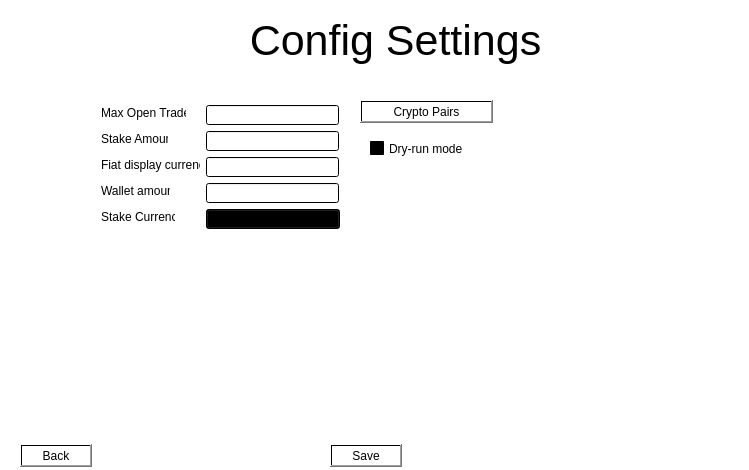
Before: the Qt Designer form freqtrade/GUI/configsettings.ui in Sypers/SeniorProject, drawn with Qt 5.
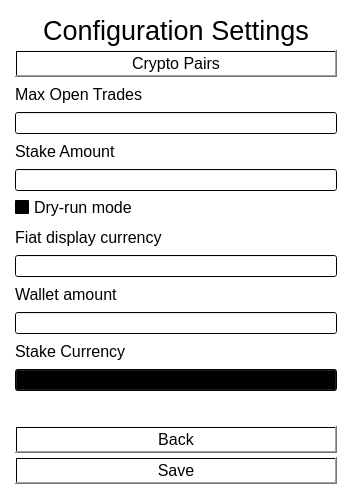
After: the same form once the commit is applied.

Commit message: Improved Interface Design

The edit to the form file:
```diff
--- a/freqtrade/GUI/configsettings.ui
+++ b/freqtrade/GUI/configsettings.ui
@@ -9,8 +9,8 @@
    <rect>
     <x>0</x>
     <y>0</y>
-    <width>749</width>
-    <height>470</height>
+    <width>352</width>
+    <height>499</height>
    </rect>
   </property>
   <property name="windowTitle">
@@ -20,131 +20,141 @@
    <string notr="true">background-color: qlineargradient(spread:pad, x1:0.549178, y1:0.614, x2:1, y2:1, stop:0 rgba(255, 255, 255, 255), stop:1 rgba(255, 255, 255, 255));</string>
   </property>
   <widget class="QWidget" name="centralwidget">
+   <layout class="QVBoxLayout" name="verticalLayout">
+    <property name="spacing">
+     <number>4</number>
+    </property>
+    <property name="leftMargin">
+     <number>15</number>
+    </property>
+    <property name="topMargin">
+     <number>15</number>
+    </property>
+    <property name="rightMargin">
+     <number>15</number>
+    </property>
+    <property name="bottomMargin">
+     <number>15</number>
+    </property>
+    <item>
+     <widget class="QLabel" name="label_7">
+      <property name="font">
+       <font>
+        <pointsize>20</pointsize>
+       </font>
+      </property>
+      <property name="text">
+       <string>Configuration Settings</string>
+      </property>
+      <property name="scaledContents">
+       <bool>false</bool>
+      </property>
+      <property name="alignment">
+       <set>Qt::AlignCenter</set>
+      </property>
+     </widget>
+    </item>
+    <item>
+     <widget class="QPushButton" name="cryptopairs">
+      <property name="font">
+       <font>
+        <pointsize>12</pointsize>
+       </font>
+      </property>
+      <property name="text">
+       <string>Crypto Pairs</string>
+      </property>
+     </widget>
+    </item>
+    <item>
    <widget class="QLabel" name="label">
-    <property name="geometry">
-     <rect>
-      <x>101</x>
-      <y>105</y>
-      <width>85</width>
-      <height>16</height>
-     </rect>
+      <property name="font">
+       <font>
+        <pointsize>12</pointsize>
+       </font>
     </property>
     <property name="text">
      <string>Max Open Trades</string>
     </property>
    </widget>
+    </item>
+    <item>
+     <widget class="QLineEdit" name="lineEdit"/>
+    </item>
+    <item>
    <widget class="QLabel" name="label_2">
-    <property name="geometry">
-     <rect>
-      <x>101</x>
-      <y>131</y>
-      <width>67</width>
-      <height>16</height>
-     </rect>
+      <property name="font">
+       <font>
+        <pointsize>12</pointsize>
+       </font>
     </property>
     <property name="text">
      <string>Stake Amount</string>
     </property>
    </widget>
+    </item>
+    <item>
+     <widget class="QLineEdit" name="lineEdit_2"/>
+    </item>
+    <item>
+     <widget class="QCheckBox" name="checkBox">
+      <property name="enabled">
+       <bool>true</bool>
+      </property>
+      <property name="font">
+       <font>
+        <pointsize>12</pointsize>
+       </font>
+      </property>
+      <property name="text">
+       <string>Dry-run mode</string>
+      </property>
+     </widget>
+    </item>
+    <item>
    <widget class="QLabel" name="label_5">
-    <property name="geometry">
-     <rect>
-      <x>101</x>
-      <y>157</y>
-      <width>99</width>
-      <height>16</height>
-     </rect>
+      <property name="font">
+       <font>
+        <pointsize>12</pointsize>
+       </font>
     </property>
     <property name="text">
      <string>Fiat display currency</string>
     </property>
    </widget>
+    </item>
+    <item>
+     <widget class="QLineEdit" name="lineEdit_3"/>
+    </item>
+    <item>
    <widget class="QLabel" name="label_6">
-    <property name="geometry">
-     <rect>
-      <x>101</x>
-      <y>183</y>
-      <width>69</width>
-      <height>16</height>
-     </rect>
+      <property name="font">
+       <font>
+        <pointsize>12</pointsize>
+       </font>
     </property>
     <property name="text">
      <string>Wallet amount</string>
     </property>
    </widget>
-   <widget class="QLabel" name="label_7">
-    <property name="geometry">
-     <rect>
-      <x>230</x>
-      <y>10</y>
-      <width>331</width>
-      <height>61</height>
-     </rect>
-    </property>
+    </item>
+    <item>
+     <widget class="QLineEdit" name="lineEdit_4"/>
+    </item>
+    <item>
+     <widget class="QLabel" name="label_9">
     <property name="font">
      <font>
-      <pointsize>32</pointsize>
+        <pointsize>12</pointsize>
      </font>
     </property>
     <property name="text">
-     <string>Config Settings</string>
-    </property>
-    <property name="scaledContents">
-     <bool>false</bool>
-    </property>
-    <property name="alignment">
-     <set>Qt::AlignCenter</set>
-    </property>
-   </widget>
-   <widget class="QLineEdit" name="lineEdit">
-    <property name="geometry">
-     <rect>
-      <x>206</x>
-      <y>105</y>
-      <width>133</width>
-      <height>20</height>
-     </rect>
-    </property>
-   </widget>
-   <widget class="QLineEdit" name="lineEdit_2">
-    <property name="geometry">
-     <rect>
-      <x>206</x>
-      <y>131</y>
-      <width>133</width>
-      <height>20</height>
-     </rect>
-    </property>
-   </widget>
-   <widget class="QLineEdit" name="lineEdit_3">
-    <property name="geometry">
-     <rect>
-      <x>206</x>
-      <y>157</y>
-      <width>133</width>
-      <height>20</height>
-     </rect>
-    </property>
-   </widget>
-   <widget class="QLineEdit" name="lineEdit_4">
-    <property name="geometry">
-     <rect>
-      <x>206</x>
-      <y>183</y>
-      <width>133</width>
-      <height>20</height>
-     </rect>
-    </property>
-   </widget>
+       <string>Stake Currency</string>
+      </property>
+     </widget>
+    </item>
+    <item>
    <widget class="QComboBox" name="stakecombo">
-    <property name="geometry">
-     <rect>
-      <x>206</x>
-      <y>209</y>
-      <width>134</width>
-      <height>20</height>
-     </rect>
-    </property>
     <property name="editable">
      <bool>false</bool>
     </property>
@@ -152,83 +162,9 @@
      <string/>
     </property>
    </widget>
-   <widget class="QCheckBox" name="checkBox">
-    <property name="enabled">
-     <bool>true</bool>
-    </property>
-    <property name="geometry">
-     <rect>
-      <x>370</x>
-      <y>140</y>
-      <width>141</width>
-      <height>17</height>
-     </rect>
-    </property>
-    <property name="text">
-     <string>Dry-run mode</string>
-    </property>
-   </widget>
-   <widget class="QPushButton" name="cryptopairs">
-    <property name="geometry">
-     <rect>
-      <x>360</x>
-      <y>100</y>
-      <width>133</width>
-      <height>23</height>
-     </rect>
-    </property>
-    <property name="text">
-     <string>Crypto Pairs</string>
-    </property>
-   </widget>
-   <widget class="QPushButton" name="save">
-    <property name="geometry">
-     <rect>
-      <x>330</x>
-      <y>444</y>
-      <width>72</width>
-      <height>23</height>
-     </rect>
-    </property>
-    <property name="text">
-     <string>Save</string>
-    </property>
-   </widget>
-   <widget class="QPushButton" name="back">
-    <property name="geometry">
-     <rect>
-      <x>20</x>
-      <y>444</y>
-      <width>72</width>
-      <height>23</height>
-     </rect>
-    </property>
-    <property name="text">
-     <string>Back</string>
-    </property>
-   </widget>
-   <widget class="QLabel" name="label_9">
-    <property name="geometry">
-     <rect>
-      <x>101</x>
-      <y>209</y>
-      <width>74</width>
-      <height>16</height>
-     </rect>
-    </property>
-    <property name="text">
-     <string>Stake Currency</string>
-    </property>
-   </widget>
+    </item>
+    <item>
    <widget class="QLabel" name="errorL">
-    <property name="geometry">
-     <rect>
-      <x>20</x>
-      <y>410</y>
-      <width>711</width>
-      <height>20</height>
-     </rect>
-    </property>
     <property name="styleSheet">
      <string notr="true">font: 8pt &quot;MS Shell Dlg 2&quot;;color:red;</string>
     </property>
@@ -239,6 +175,32 @@
      <set>Qt::AlignCenter</set>
     </property>
    </widget>
+    </item>
+    <item>
+     <widget class="QPushButton" name="back">
+      <property name="font">
+       <font>
+        <pointsize>12</pointsize>
+       </font>
+      </property>
+      <property name="text">
+       <string>Back</string>
+      </property>
+     </widget>
+    </item>
+    <item>
+     <widget class="QPushButton" name="save">
+      <property name="font">
+       <font>
+        <pointsize>12</pointsize>
+       </font>
+      </property>
+      <property name="text">
+       <string>Save</string>
+      </property>
+     </widget>
+    </item>
+   </layout>
   </widget>
  </widget>
  <resources/>
```
Lines whose indentation alone changed are shown as unchanged. The commit also changes 5 other files.
